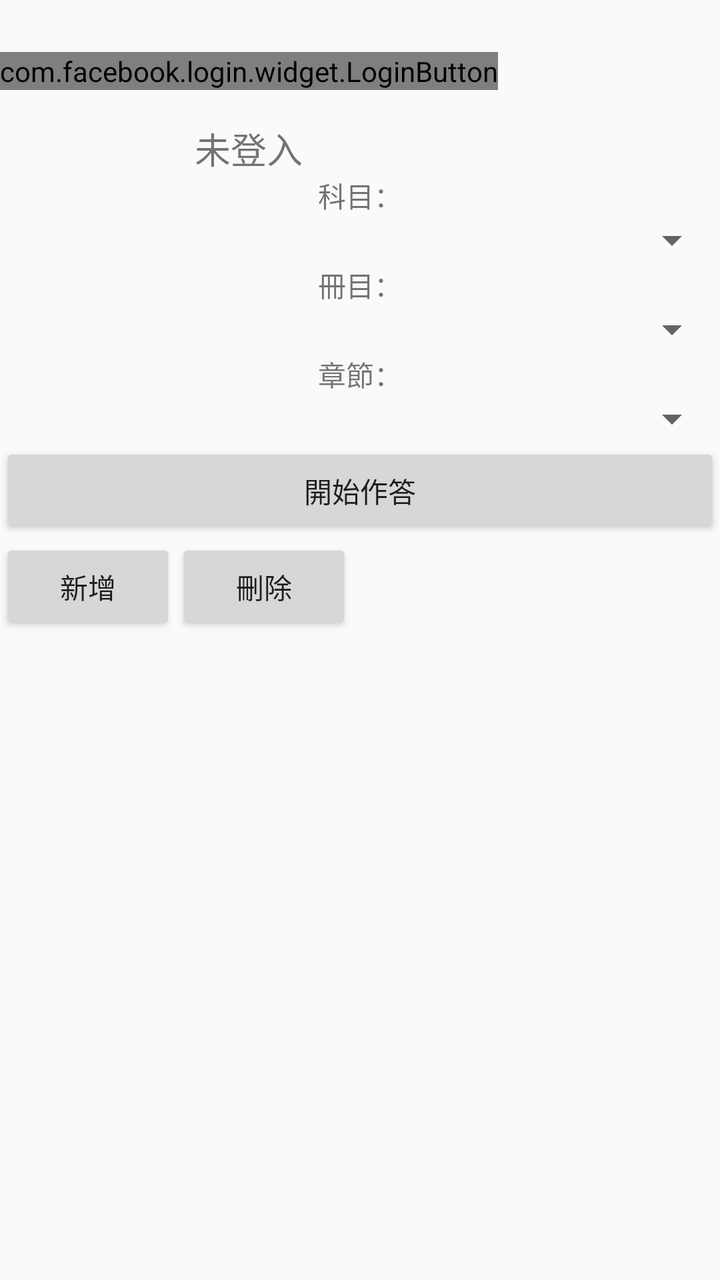
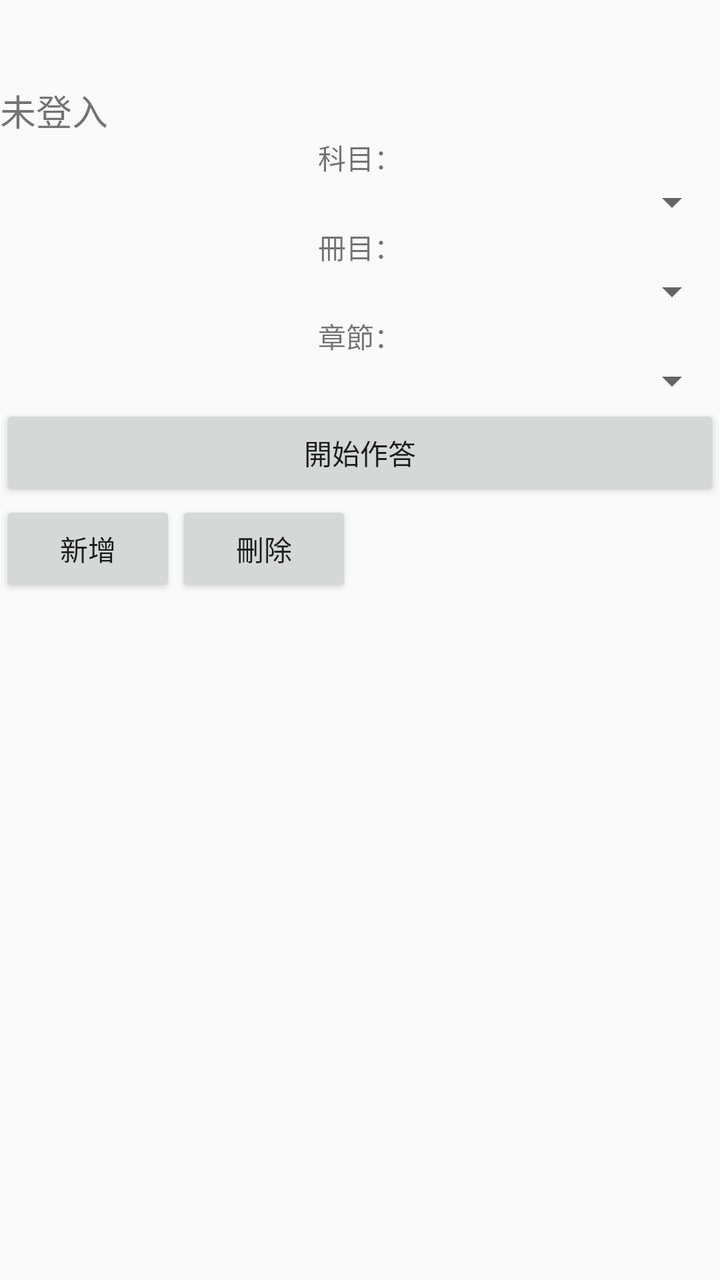

An Android layout rendered at two revisions. The XML below is the earlier revision; the diff shows what the commit changed to produce the second picture.
<!-- AndroidManifest.xml: application theme Theme.QuizHero -->
<!-- res/layout/main_activity.xml -->
<?xml version="1.0" encoding="utf-8"?>
<LinearLayout
    xmlns:android="http://schemas.android.com/apk/res/android"
    android:layout_width="match_parent"
    android:layout_height="wrap_content"
    android:orientation="vertical"
    android:paddingTop="26dp">

    <LinearLayout
        android:layout_width="wrap_content"
        android:layout_height="wrap_content"
        android:gravity="center"
        android:orientation="vertical">

        <com.facebook.login.widget.LoginButton
            android:id="@+id/btnFacebookSignIn"
            android:layout_width="wrap_content"
            android:layout_height="wrap_content" />

        <TextView
            android:id="@+id/tv_facebook_user_name"
            android:layout_width="wrap_content"
            android:layout_height="wrap_content"
            android:layout_marginTop="16dp"
            android:text="未登入"
            android:textSize="18sp" />

    </LinearLayout>

    <LinearLayout
        android:layout_width="match_parent"
        android:layout_height="wrap_content"
        android:orientation="vertical">

        <TextView
            android:id="@+id/tv_subject"
            android:layout_width="match_parent"
            android:layout_height="wrap_content"
            android:gravity="center"
            android:text="科目：" />

        <Spinner
            android:id="@+id/sp_subject"
            android:layout_width="match_parent"
            android:layout_height="wrap_content"
            android:gravity="center"
            android:text="科目"/>

        <TextView
            android:id="@+id/tv_volume"
            android:layout_width="match_parent"
            android:layout_height="wrap_content"
            android:gravity="center"
            android:text="冊目：" />

        <Spinner
            android:id="@+id/sp_volume"
            android:layout_width="match_parent"
            android:layout_height="wrap_content"
            android:gravity="center"
            android:text="冊目"/>

        <TextView
            android:id="@+id/tv_chapter"
            android:layout_width="match_parent"
            android:layout_height="wrap_content"
            android:gravity="center"
            android:text="章節：" />

        <Spinner
            android:id="@+id/sp_chapter"
            android:layout_width="match_parent"
            android:layout_height="wrap_content"
            android:gravity="center"
            android:text="章節"/>

    </LinearLayout>

    <Button
        android:id="@+id/bt_exam"
        android:layout_width="match_parent"
        android:layout_height="wrap_content"
        android:text="開始作答" />

    <LinearLayout
        android:layout_width="wrap_content"
        android:layout_height="wrap_content"
        android:orientation="horizontal">

        <Button
            android:id="@+id/bt_add"
            android:layout_width="wrap_content"
            android:layout_height="wrap_content"
            android:clickable="true"
            android:text="新增"
            android:visibility="visible" />

        <Button
            android:id="@+id/bt_delete"
            android:layout_width="wrap_content"
            android:layout_height="wrap_content"
            android:clickable="true"
            android:text="刪除"
            android:visibility="visible" />
    </LinearLayout>

    <androidx.recyclerview.widget.RecyclerView
        android:id="@+id/recyclerViewLeaderboard"
        android:layout_width="match_parent"
        android:layout_height="match_parent" />

</LinearLayout>
<!-- resources referenced by this layout -->
<resources>
  <style name="Theme.QuizHero" parent="android:Theme.Material.Light.NoActionBar" />
</resources>

<!-- the commit's change to res/layout/main_activity.xml (unified diff, before → after) -->
@@ -11,11 +11,6 @@
         android:layout_height="wrap_content"
         android:gravity="center"
         android:orientation="vertical">
-
-        <com.facebook.login.widget.LoginButton
-            android:id="@+id/btnFacebookSignIn"
-            android:layout_width="wrap_content"
-            android:layout_height="wrap_content" />
 
         <TextView
             android:id="@+id/tv_facebook_user_name"
